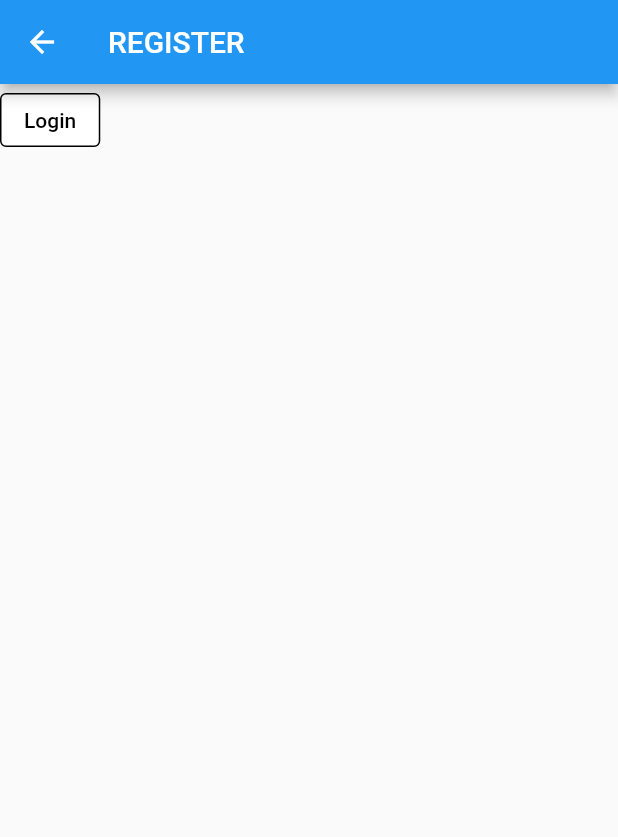
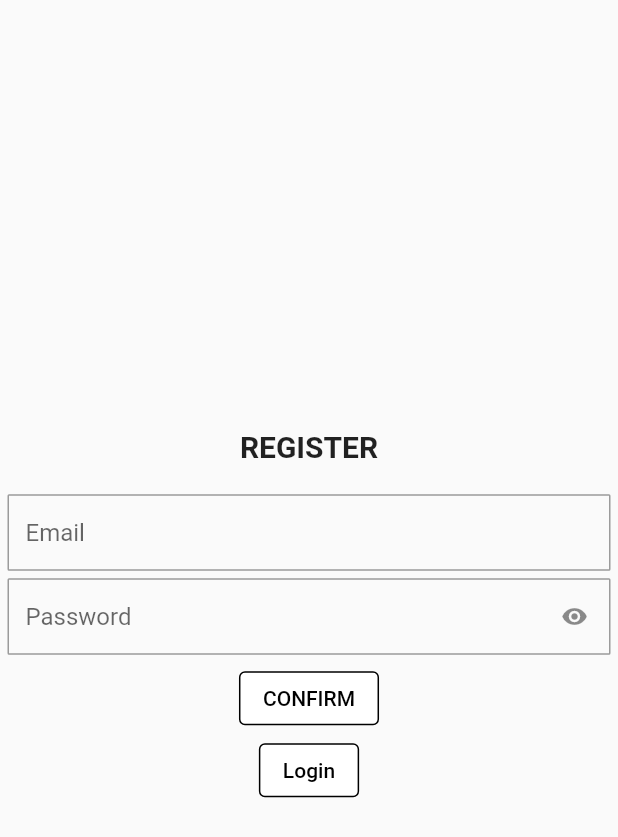
Before and after one commit to thehighnessputtra/mobile_e-commerce, a Flutter app: the screen it shows after launch, after a tap on "Register", on a phone screen of 412 x 824 dp. Shown: the top 837 px of the screen. Run offline on Flutter 3.47's test engine with Material 2 defaults, Android fonts, the light colour scheme and no system bars.

Commit message:
update login and register page and many widgets

```diff
--- a/lib/main.dart
+++ b/lib/main.dart
@@ -12,9 +12,7 @@ class MyApp extends StatelessWidget {
   @override
   Widget build(BuildContext context) {
     return MaterialApp(
-      theme: ThemeData(
-        primarySwatch: Colors.blue,
-      ),
+      theme: ThemeData(primarySwatch: Colors.blue),
       home: const LoginPage(),
     );
   }
--- a/lib/pages/auth/login_page.dart
+++ b/lib/pages/auth/login_page.dart
@@ -1,5 +1,6 @@
 import 'package:flutter/material.dart';
 import 'package:test_aplikasi/pages/auth/register_page.dart';
+import 'package:test_aplikasi/pages/home_page.dart';
 import 'package:test_aplikasi/utils/constant.dart';
 import 'package:test_aplikasi/widgets/button_widget.dart';
 import 'package:test_aplikasi/widgets/textfield_widget.dart';
@@ -23,20 +24,28 @@ class LoginPage extends StatelessWidget {
                 style: titleTS,
               ),
             ),
+            sh20,
             TextFieldWidget(
               controllerName: _controllerEmail,
               fieldName: "Email",
             ),
+            sh5,
             TextFieldWidget(
               controllerName: _controllerPassword,
               fieldName: "Password",
               isVisibility: true,
             ),
+            sh5,
             ButtonWidget(
               btnName: "Register",
               isNavPush: true,
               page: RegisterPage(),
-            )
+            ),
+            ButtonWidget(
+              btnName: "Login",
+              isNavReplace: true,
+              page: HomePage(),
+            ),
           ],
         ),
       ),
--- a/lib/pages/auth/register_page.dart
+++ b/lib/pages/auth/register_page.dart
@@ -1,5 +1,9 @@
 import 'package:flutter/material.dart';
+import 'package:test_aplikasi/pages/auth/login_page.dart';
+import 'package:test_aplikasi/utils/constant.dart';
 import 'package:test_aplikasi/widgets/button_widget.dart';
+import 'package:test_aplikasi/widgets/dialog_widget.dart';
+import 'package:test_aplikasi/widgets/textfield_widget.dart';
 
 class RegisterPage extends StatefulWidget {
   const RegisterPage({super.key});
@@ -8,14 +12,63 @@ class RegisterPage extends StatefulWidget {
   State<RegisterPage> createState() => _RegisterPageState();
 }
 
+TextEditingController _controllerEmail = TextEditingController();
+TextEditingController _controllerPassword = TextEditingController();
+
 class _RegisterPageState extends State<RegisterPage> {
   @override
   Widget build(BuildContext context) {
     return Scaffold(
-      appBar: AppBar(title: Text("REGISTER")),
-      body: ButtonWidget(
-        btnName: "Login",
-        isNavBack: true,
+      body: Padding(
+        padding: pagePadding,
+        child: Column(
+          mainAxisAlignment: MainAxisAlignment.center,
+          children: [
+            Center(
+              child: Text(
+                "REGISTER",
+                style: titleTS,
+              ),
+            ),
+            sh20,
+            TextFieldWidget(
+              controllerName: _controllerEmail,
+              fieldName: "Email",
+            ),
+            sh5,
+            TextFieldWidget(
+              controllerName: _controllerPassword,
+              fieldName: "Password",
+              isVisibility: true,
+            ),
+            sh5,
+            ButtonWidget(
+                btnName: "CONFIRM",
+                isPressed: false,
+                onPressed: () {
+                  customDialog(context,
+                      title: "Confirm Regist",
+                      confirmButton: true,
+                      content: SingleChildScrollView(
+                        child: Column(
+                          children: [
+                            Text(_controllerEmail.text),
+                            Text(_controllerPassword.text)
+                          ],
+                        ),
+                      ), yesPressed: () {
+                    print("Regist sucess!");
+                    print("Regist success!");
+                    print("Regist succsess!");
+                  });
+                }),
+            ButtonWidget(
+              btnName: "Login",
+              isNavReplace: true,
+              page: const LoginPage(),
+            )
+          ],
+        ),
       ),
     );
   }
--- a/lib/utils/constant.dart
+++ b/lib/utils/constant.dart
@@ -19,6 +19,26 @@ double clip32 = 32;
 double clip36 = 36;
 double clip40 = 40;
 
+SizedBox sh5 = const SizedBox(
+  height: 5.0,
+);
+SizedBox sh10 = const SizedBox(
+  height: 10.0,
+);
+SizedBox sh20 = const SizedBox(
+  height: 20.0,
+);
+
+SizedBox sw5 = const SizedBox(
+  width: 5.0,
+);
+SizedBox sw10 = const SizedBox(
+  width: 10.0,
+);
+SizedBox sw20 = const SizedBox(
+  width: 20.0,
+);
+
 EdgeInsets pagePadding = const EdgeInsets.symmetric(horizontal: 5, vertical: 5);
 
 TextStyle titleTS = const TextStyle(
--- a/lib/widgets/button_widget.dart
+++ b/lib/widgets/button_widget.dart
@@ -8,6 +8,8 @@ class ButtonWidget extends StatefulWidget {
       this.isNavPush = false,
       this.isNavReplace = false,
       this.isNavBack = false,
+      this.isPressed = true,
+      this.onPressed,
       this.page,
       super.key});
 
@@ -18,22 +20,24 @@ class ButtonWidget extends StatefulWidget {
   bool isNavPush;
   bool isNavReplace;
   bool isNavBack;
+  bool isPressed;
   Widget? page;
+  VoidCallback? onPressed;
 }
 
 class _ButtonWidgetState extends State<ButtonWidget> {
   @override
   Widget build(BuildContext context) {
     return ElevatedButton(
-      onPressed: () {
-        widget.isNavBack
-            ? navBackTransition(context)
-            : widget.isNavPush
-                ? navPushTransition(context, widget.page!)
-                : widget.isNavReplace
-                    ? navReplaceTransition(context, widget.page!)
-                    : widget.page;
-      },
+      onPressed: widget.isPressed
+          ? () => widget.isNavBack
+              ? navBackTransition(context)
+              : widget.isNavPush
+                  ? navPushTransition(context, widget.page!)
+                  : widget.isNavReplace
+                      ? navReplaceTransition(context, widget.page!)
+                      : widget.page
+          : widget.onPressed,
       style: ElevatedButton.styleFrom(
           elevation: 0,
           backgroundColor: Colors.white,
--- a/lib/widgets/textfield_widget.dart
+++ b/lib/widgets/textfield_widget.dart
@@ -17,7 +17,7 @@ class TextFieldWidget extends StatefulWidget {
 }
 
 class _TextFieldWidgetState extends State<TextFieldWidget> {
-  bool hideText = false;
+  bool hideText = true;
 
   @override
   Widget build(BuildContext context) {
--- a/lib/widgets/transition_widget.dart
+++ b/lib/widgets/transition_widget.dart
@@ -20,7 +20,7 @@ navPushTransition(BuildContext context, Widget page) {
 }
 
 navReplaceTransition(BuildContext context, Widget page) {
-  Navigator.pushReplacement(
+  Navigator.pushAndRemoveUntil(
     context,
     PageRouteBuilder(
       transitionsBuilder: (context, animation, secondaryAnimation, child) {
@@ -34,7 +34,9 @@ navReplaceTransition(BuildContext context, Widget page) {
       pageBuilder: (context, animation, secondaryAnimation) {
         return page;
       },
-      ));
+    ),
+    (route) => false,
+  );
 }
 
 navBackTransition(BuildContext context) {
```
Also changed, not shown: lib/pages/home_page.dart (+17 -0 lines), lib/widgets/dialog_widget.dart (added, +70 -0 lines). Lines whose indentation alone changed are shown as unchanged.
